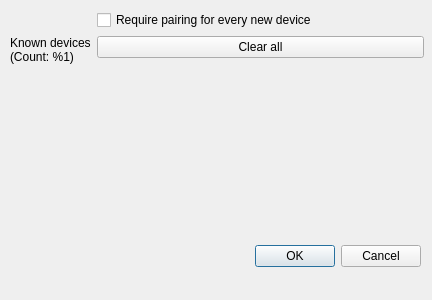
Qt form src/ui/SettingsDevices/settingsdevices.ui (GrzybDev/OpenMicServer) before a commit.
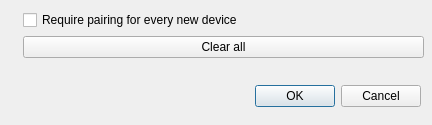
The same form after that commit.

Commit message: Finished SettingsDevices functionality

The edit to the form file:
```diff
--- a/src/ui/SettingsDevices/settingsdevices.ui
+++ b/src/ui/SettingsDevices/settingsdevices.ui
@@ -7,9 +7,21 @@
     <x>0</x>
     <y>0</y>
     <width>432</width>
-    <height>300</height>
+    <height>125</height>
    </rect>
   </property>
+  <property name="minimumSize">
+   <size>
+    <width>432</width>
+    <height>125</height>
+   </size>
+  </property>
+  <property name="maximumSize">
+   <size>
+    <width>432</width>
+    <height>125</height>
+   </size>
+  </property>
   <property name="windowTitle">
    <string>OpenMic Server | Device Settings</string>
   </property>
@@ -17,7 +29,7 @@
    <property name="geometry">
     <rect>
      <x>80</x>
-     <y>240</y>
+     <y>80</y>
      <width>341</width>
      <height>32</height>
     </rect>
@@ -35,7 +47,7 @@
      <x>10</x>
      <y>10</y>
      <width>414</width>
-     <height>221</height>
+     <height>61</height>
     </rect>
    </property>
    <layout class="QFormLayout" name="formLayout">
@@ -56,7 +68,7 @@
     <item row="1" column="0">
      <widget class="QLabel" name="label">
       <property name="text">
-       <string>&lt;html&gt;&lt;head/&gt;&lt;body&gt;&lt;p&gt;Known devices&lt;br/&gt;(Count: %1)&lt;/p&gt;&lt;/body&gt;&lt;/html&gt;</string>
+       <string/>
       </property>
      </widget>
     </item>
```
Left out of the diff: 2 changed lines with no effect on the pictures. The commit also changes 2 other files.
